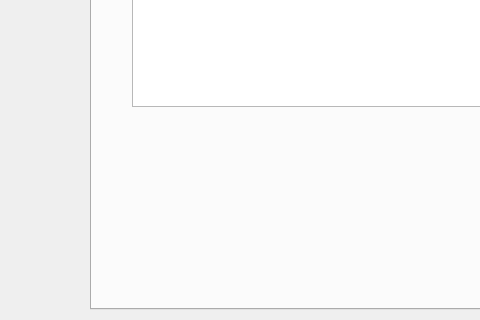
First picture: the form in mainwindow.ui, repository ImenBenMansour/Smart_Pastry_Shop_2A21, before the edit; both pictures show x 0 to 480 and y 181 to 501 of the 859 by 606 pixel window.
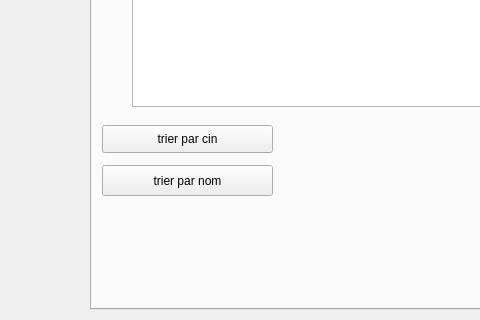
Second picture: the form after the edit. The open tabs and pages were chosen to show the change. Icons and pictures are not drawn.

What changed in the file:
```diff
--- a/mainwindow.ui
+++ b/mainwindow.ui
@@ -791,6 +791,32 @@
          <string>rech_prenom</string>
         </property>
        </widget>
+       <widget class="QPushButton" name="pushButton_10">
+        <property name="geometry">
+         <rect>
+          <x>10</x>
+          <y>240</y>
+          <width>171</width>
+          <height>28</height>
+         </rect>
+        </property>
+        <property name="text">
+         <string>trier par cin</string>
+        </property>
+       </widget>
+       <widget class="QPushButton" name="tri">
+        <property name="geometry">
+         <rect>
+          <x>10</x>
+          <y>280</y>
+          <width>171</width>
+          <height>31</height>
+         </rect>
+        </property>
+        <property name="text">
+         <string>trier par nom</string>
+        </property>
+       </widget>
       </widget>
       <widget class="QWidget" name="tab_7">
        <attribute name="title">
```
Left out of the diff: 21 changed lines with no effect on the pictures.
